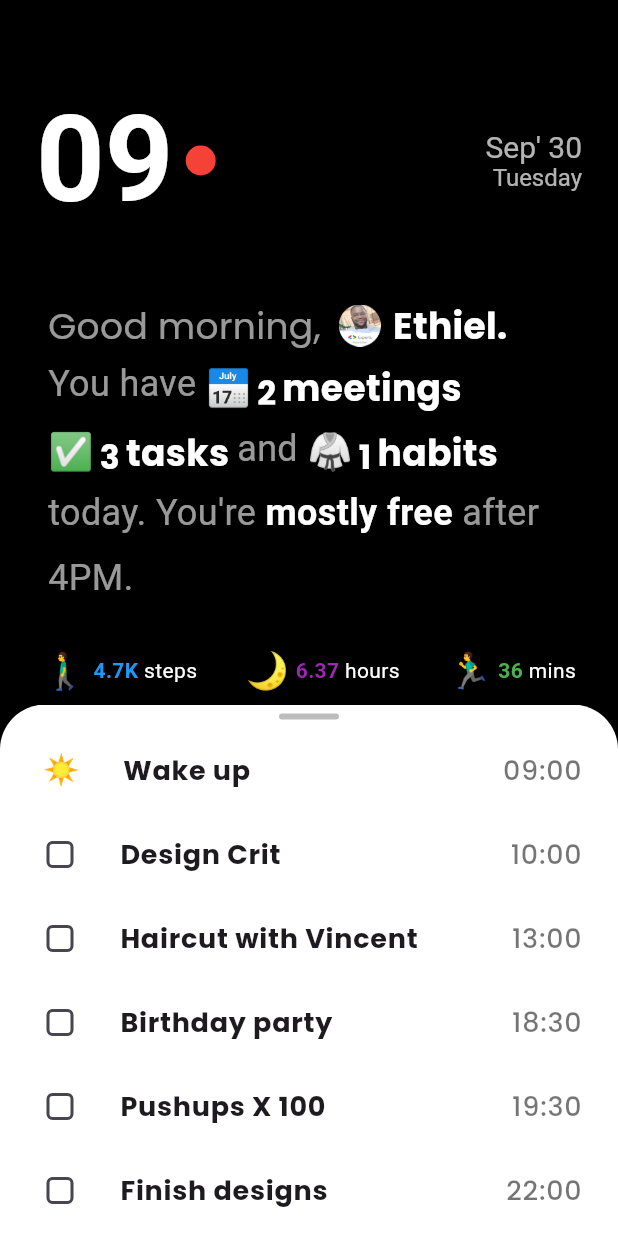
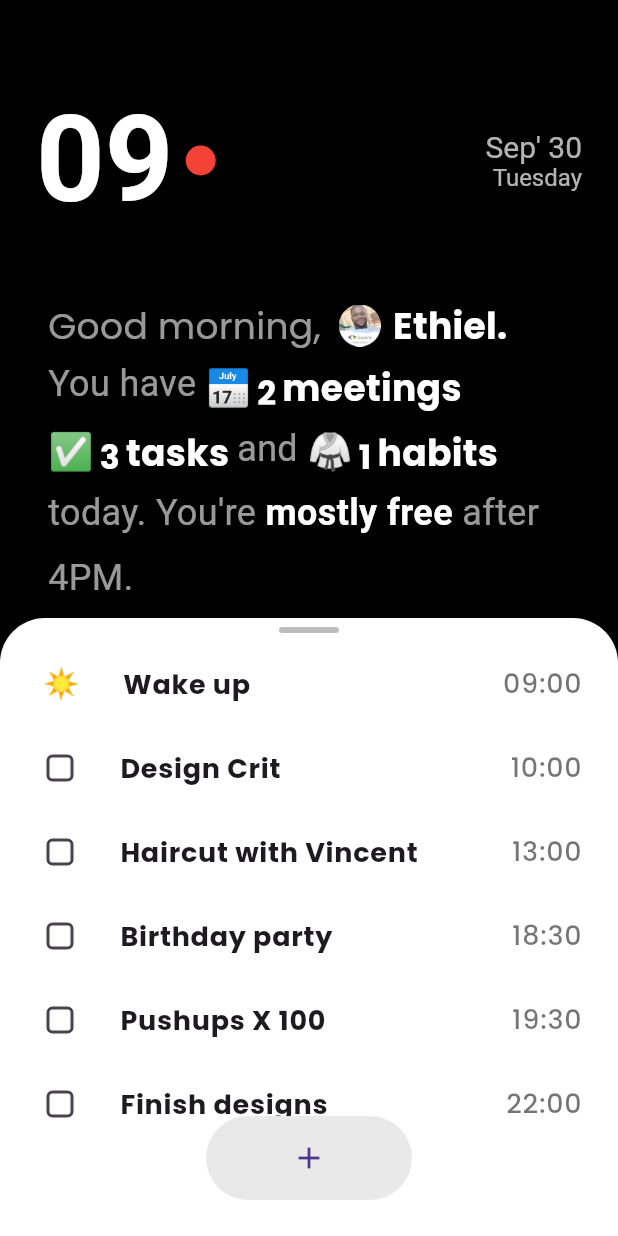
Before and after one commit to abuanwar072/drag_todo_animation, a Flutter app: the screen it shows after launch, on a phone screen of 412 x 824 dp. Run offline on Flutter 3.47's test engine with Material 3 defaults, Android fonts, the light colour scheme and no system bars; our stand-ins replace google_fonts.

Commit message:
starting done

```diff
--- a/lib/home_screen.dart
+++ b/lib/home_screen.dart
@@ -1,5 +1,3 @@
-import 'dart:ui';
-
 import 'package:flutter/material.dart';
 import 'package:flutter/services.dart';
 
@@ -10,7 +8,6 @@ import 'widgets/task_tile.dart';
 import 'widgets/top_heaser.dart';
 
 const minimumDragSize = 0.43;
-const maximumDragSize = 1.0;
 
 class HomeScreen extends StatefulWidget {
   const HomeScreen({super.key});
@@ -22,38 +19,11 @@ class HomeScreen extends StatefulWidget {
 class _HomeScreenState extends State<HomeScreen> {
   _HomeScreenState();
 
-  final DraggableScrollableController _draggableScrollableController =
-      DraggableScrollableController();
-
-  double draggableSheetSize = minimumDragSize;
-
-  bool isExpanded = false;
-
   @override
   void initState() {
     SystemChrome.setSystemUIOverlayStyle(
       SystemUiOverlayStyle(statusBarBrightness: Brightness.dark),
     );
-
-    _draggableScrollableController.addListener(() {
-      draggableSheetSize = _draggableScrollableController.size;
-      if (_draggableScrollableController.size >= .8) {
-        setState(() {
-          SystemChrome.setSystemUIOverlayStyle(
-            SystemUiOverlayStyle(statusBarBrightness: Brightness.light),
-          );
-          isExpanded = true;
-        });
-      } else if (_draggableScrollableController.size < .85) {
-        setState(() {
-          SystemChrome.setSystemUIOverlayStyle(
-            SystemUiOverlayStyle(statusBarBrightness: Brightness.dark),
-          );
-
-          isExpanded = false;
-        });
-      }
-    });
     super.initState();
   }
 
@@ -62,18 +32,7 @@ class _HomeScreenState extends State<HomeScreen> {
     backgroundColor: Colors.black,
     body: Stack(
       children: [
-        TweenAnimationBuilder<double>(
-          tween: Tween<double>(
-            begin: 0.0,
-            end: draggableSheetSize > .65 ? 10.0 : 0.0,
-          ),
-          duration: Duration(milliseconds: 350),
-          curve: Curves.linearToEaseOut,
-          builder: (context, sigma, child) => ImageFiltered(
-            imageFilter: ImageFilter.blur(sigmaX: sigma, sigmaY: sigma),
-            child: child,
-          ),
-          child: Column(
+        Column(
           crossAxisAlignment: CrossAxisAlignment.start,
           children: [
             TasksSummary(taskCount: 3, meetingCount: 2, habitCount: 1),
@@ -84,13 +43,12 @@ class _HomeScreenState extends State<HomeScreen> {
             ),
           ],
         ),
-        ),
         DraggableScrollableSheet(
-          snap: true,
-          controller: _draggableScrollableController,
-          initialChildSize: minimumDragSize,
-          minChildSize: minimumDragSize,
-          maxChildSize: maximumDragSize,
+          // snap: true,
+          // controller: _draggableScrollableController,
+          // initialChildSize: minimumDragSize,
+          // minChildSize: minimumDragSize,
+          // maxChildSize: maximumDragSize,
           builder: (context, scrollController) => Stack(
             children: [
               Container(
@@ -99,22 +57,20 @@ class _HomeScreenState extends State<HomeScreen> {
                   borderRadius: BorderRadius.vertical(top: Radius.circular(30)),
                 ),
                 child: ListView.builder(
-                  physics: BouncingScrollPhysics(),
+                  // physics: BouncingScrollPhysics(),
                   controller: scrollController,
                   itemCount: tasks.length + 1,
                   itemBuilder: (context, index) {
                     if (index == 0) {
-                      return DragHandle(isVisible: !isExpanded);
+                      return DragHandle();
                     }
                     return tasks[index - 1];
                   },
                 ),
               ),
-              AnimatedPositioned(
-                duration: Duration(milliseconds: 300),
-                curve: Curves.linearToEaseOut,
+              Positioned(
                 right: MediaQuery.of(context).size.width / 3,
-                bottom: isExpanded ? 24 : -200,
+                bottom: 24,
                 left: MediaQuery.of(context).size.width / 3,
                 child: FloatingActionButton(
                   onPressed: () {},
@@ -129,7 +85,7 @@ class _HomeScreenState extends State<HomeScreen> {
             ],
           ),
         ),
-        TopHeader(isExpanded: isExpanded),
+        TopHeader(),
       ],
     ),
   );
--- a/lib/widgets/drag_handle.dart
+++ b/lib/widgets/drag_handle.dart
@@ -1,27 +1,17 @@
 import 'package:flutter/material.dart';
 
 class DragHandle extends StatelessWidget {
-  const DragHandle({
-    super.key,
-
-    required this.isVisible,
-  });
-
-  final bool isVisible;
+  const DragHandle({super.key});
 
   @override
   Widget build(BuildContext context) {
     return Center(
-      child: AnimatedContainer(
-        curve: Curves.linearToEaseOut,
-        duration: Duration(milliseconds: 400),
-        margin: EdgeInsets.symmetric(
-          vertical: isVisible ? 6 : 50,
-        ),
+      child: Container(
+        margin: EdgeInsets.symmetric(vertical: 6),
         width: 40,
         height: 4,
         decoration: BoxDecoration(
-          color: isVisible ? Colors.grey.shade400 : Colors.white,
+          color: Colors.grey.shade400,
           borderRadius: BorderRadius.circular(10),
         ),
       ),
--- a/lib/widgets/top_heaser.dart
+++ b/lib/widgets/top_heaser.dart
@@ -1,12 +1,7 @@
 import 'package:flutter/material.dart';
 
 class TopHeader extends StatelessWidget {
-  const TopHeader({
-    super.key,
-    required this.isExpanded,
-  });
-
-  final bool isExpanded;
+  const TopHeader({super.key});
 
   @override
   Widget build(BuildContext context) => Padding(
@@ -18,44 +13,26 @@ class TopHeader extends StatelessWidget {
           mainAxisAlignment: MainAxisAlignment.start,
           crossAxisAlignment: CrossAxisAlignment.center,
           children: [
-                AnimatedDefaultTextStyle(
-                  curve: Curves.linearToEaseOut,
-                  duration: Duration(milliseconds: 300),
+            DefaultTextStyle(
               style: TextStyle(
-                    color: isExpanded ? Colors.black : Colors.white,
+                color: Colors.white,
                 fontSize: 80,
                 fontWeight: FontWeight.bold,
               ),
               child: const Text("09"),
             ),
-                SizedBox(
-                  width: 8,
-                ),
-                CircleAvatar(
-                  backgroundColor: Colors.red,
-                  radius: 10,
-                ),
+            SizedBox(width: 8),
+            CircleAvatar(backgroundColor: Colors.red, radius: 10),
             Spacer(),
-                AnimatedDefaultTextStyle(
-                  curve: Curves.linearToEaseOut,
-                  style: TextStyle(
-                    color: isExpanded ? Colors.black45 : Colors.white70,
-                    fontSize: 20,
-                  ),
-                  duration: Duration(
-                    milliseconds: 300,
-                  ),
+            DefaultTextStyle(
+              style: TextStyle(color: Colors.white70, fontSize: 20),
+
               child: Text.rich(
                 textAlign: TextAlign.end,
                 TextSpan(
                   text: "Sep' 30\n",
                   children: [
-                        TextSpan(
-                          text: "Tuesday",
-                          style: TextStyle(
-                            fontSize: 16,
-                          ),
-                        ),
+                    TextSpan(text: "Tuesday", style: TextStyle(fontSize: 16)),
                   ],
                 ),
               ),
```
Lines whose indentation alone changed are shown as unchanged.
